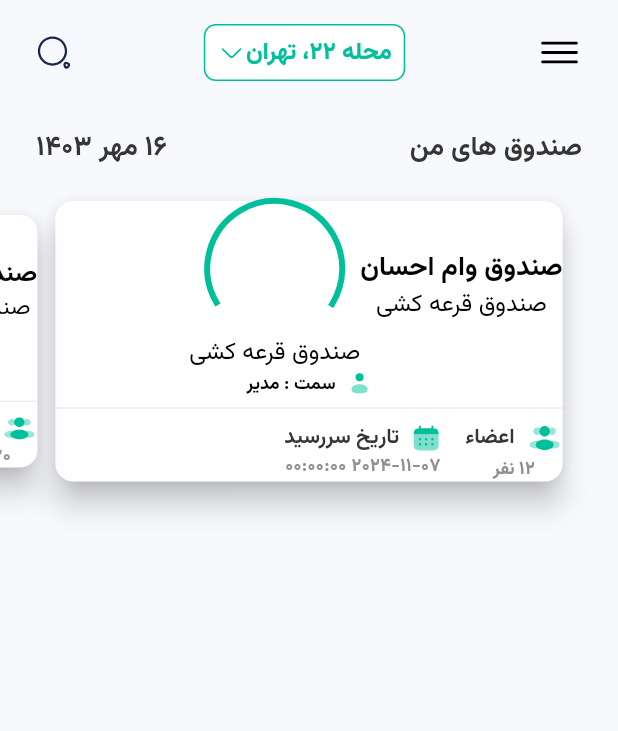
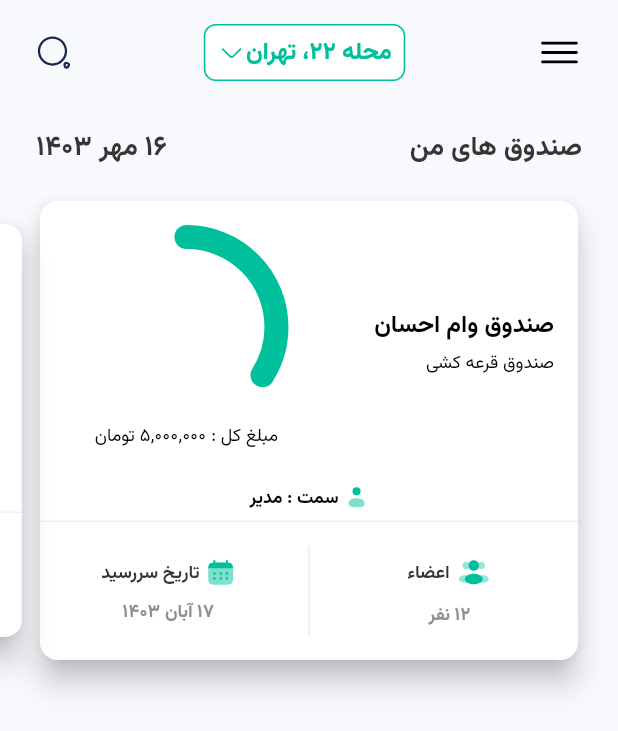
Before and after one commit to amir14a/new_horizon_challenge_app, a Flutter app: the screen it shows after launch, on a phone screen of 412 x 824 dp. Shown: the top 731 px of the screen. Run offline on Flutter 3.47's test engine with Material 3 defaults, Android fonts, the light colour scheme and no system bars; our stand-ins replace bloc, flutter_bloc, flutter_svg, shamsi_date, shimmer.

Commit message:
Fix loan box widget aligns and paddings and add progress percent to model

```diff
--- a/lib/data/models/loan_box_model.dart
+++ b/lib/data/models/loan_box_model.dart
@@ -1,3 +1,6 @@
+import 'package:intl/intl.dart' as intl;
+import 'package:shamsi_date/shamsi_date.dart';
+
 class LoanBox {
   int? id;
   String? title;
@@ -5,6 +8,7 @@ class LoanBox {
   int? totalAmount;
   String? position;
   int? membersCount;
+  int? progressPercent;
   String? billingDate;
 
   LoanBox({
@@ -14,6 +18,7 @@ class LoanBox {
     this.totalAmount,
     this.position,
     this.membersCount,
+    this.progressPercent,
     this.billingDate,
   });
 
@@ -24,6 +29,7 @@ class LoanBox {
     totalAmount = json['totalAmount'];
     position = json['position'];
     membersCount = json['membersCount'];
+    progressPercent = json['progressPercent'];
     billingDate = json['billingDate'];
   }
 
@@ -35,7 +41,24 @@ class LoanBox {
     map['totalAmount'] = totalAmount;
     map['position'] = position;
     map['membersCount'] = membersCount;
+    map['progressPercent'] = progressPercent;
     map['billingDate'] = billingDate;
     return map;
   }
 }
+
+extension LoanBoxModelX on LoanBox {
+  String get persianBillingDate {
+    try {
+      var dateTime = intl.DateFormat("yyyy-MM-dd' 'HH:mm:ss").parse(billingDate ?? '');
+      final f = Jalali.fromDateTime(dateTime).formatter;
+      return "${f.d} ${f.mN} ${f.yyyy}";
+    } catch (e) {
+      return 'خطا در تبدیل تاریخ';
+    }
+  }
+
+  String get formattedTotalAmount {
+    return '${intl.NumberFormat.decimalPattern().format(totalAmount)} تومان';
+  }
+}
--- a/lib/data/repositories/mock_data.dart
+++ b/lib/data/repositories/mock_data.dart
@@ -10,6 +10,7 @@ abstract class MockData {
       totalAmount: 5000000,
       position: 'مدیر',
       membersCount: 12,
+      progressPercent: 34,
       billingDate: '2024-11-07 00:00:00',
     ),
     LoanBox(
@@ -19,15 +20,17 @@ abstract class MockData {
       totalAmount: 20000000,
       position: 'شرکت کننده',
       membersCount: 20,
+      progressPercent: 56,
       billingDate: '2024-11-02 00:00:00',
     ),
     LoanBox(
       id: 3,
       title: 'صندوق وام شرکت',
-      secondTitle: 'صندوق قرعه کشی کارمندی',
+      secondTitle: 'صندوق کارمندی',
       totalAmount: 10000000,
       position: 'دستیار',
       membersCount: 7,
+      progressPercent: 80,
       billingDate: '2024-12-15 00:00:00',
     ),
   ];
--- a/lib/presentation/widgets/loan_box_list/view/loan_box_list_widget.dart
+++ b/lib/presentation/widgets/loan_box_list/view/loan_box_list_widget.dart
@@ -16,7 +16,7 @@ class LoanBoxListWidget extends StatelessWidget {
       create: (BuildContext context) => LoanBoxListCubit(),
       child: BlocBuilder<LoanBoxListCubit, LoanBoxListState>(
         builder: (BuildContext context, LoanBoxListState state) {
-          var pageController = PageController(viewportFraction: .85);
+          var pageController = PageController(viewportFraction: .9);
           Widget child = SizedBox();
           if (state is LoadingLoanBoxListState) {
             child = Shimmer.fromColors(
--- a/lib/presentation/widgets/loan_box_list/view/loan_box_widget.dart
+++ b/lib/presentation/widgets/loan_box_list/view/loan_box_widget.dart
@@ -23,94 +23,124 @@ class _LoanBoxWidgetState extends State<LoanBoxWidget> with SingleTickerProvider
         elevation: 8,
         child: Column(
           children: [
-            Row(
+            Padding(
+              padding: const EdgeInsets.symmetric(vertical: 24,horizontal: 16),
+              child: Row(
                 children: [
-                Column(
+                  Expanded(
+                    child: Column(
+                      mainAxisAlignment: MainAxisAlignment.start,
+                      crossAxisAlignment: CrossAxisAlignment.start,
                       children: [
                         Text(
                           widget.model.title ?? '',
-                      style: TextStyle(fontSize: 18, fontWeight: FontWeight.bold, color: Colors.black),
+                          style: TextStyle(fontSize: 16, fontWeight: FontWeight.bold, color: Colors.black),
                         ),
+                        const SizedBox(height: 4),
                         Text(
                           widget.model.secondTitle ?? '',
-                      style: TextStyle(fontSize: 16, color: Colors.black),
+                          style: TextStyle(fontSize: 12, color: Colors.black),
                         ),
                       ],
                     ),
-                Column(
+                  ),
+                  Expanded(
+                    child: Column(
                       children: [
                         SizedBox.square(
-                      dimension: 90,
+                          dimension: 120,
                           child: CircularProgressIndicator(
+                            value: (widget.model.progressPercent??0)/100,
                             color: appPrimaryColor,
+                            strokeWidth: 16,
+                            strokeCap: StrokeCap.round,
                           ),
                         ),
+                        const SizedBox(height: 4),
                         Text(
-                      widget.model.secondTitle ?? '',
-                      style: TextStyle(fontSize: 16, color: Colors.black),
+                          'مبلغ کل : ${widget.model.formattedTotalAmount}',
+                          style: TextStyle(fontSize: 12, color: Colors.black),
                         ),
                       ],
                     ),
+                  ),
                 ],
+              ),
             ),
             Row(
               mainAxisAlignment: MainAxisAlignment.center,
               crossAxisAlignment: CrossAxisAlignment.center,
               children: [
                 SvgPicture.asset(USER_ICON),
-                const SizedBox(width: 8),
+                const SizedBox(width: 4),
                 Text(
                   'سمت : ${widget.model.position}',
                   style: TextStyle(fontSize: 12, fontWeight: FontWeight.bold, color: Colors.black),
                 ),
               ],
             ),
-            Divider(color: dividerColor),
-            Row(
+            const SizedBox(height: 8),
+            Divider(color: dividerColor,height: 0,),
+            const SizedBox(height: 16),
+            SizedBox(
+              height: 60,
+              child: Row(
                 children: [
-                Column(
+                  Expanded(
+                    child: Column(
+                      mainAxisAlignment: MainAxisAlignment.center,
+                      crossAxisAlignment: CrossAxisAlignment.center,
                       children: [
                         Row(
                           mainAxisAlignment: MainAxisAlignment.center,
                           crossAxisAlignment: CrossAxisAlignment.center,
                           children: [
                             SvgPicture.asset(USERS_GROUP_ICON),
-                        const SizedBox(width: 8),
+                            const SizedBox(width: 4),
                             Text(
                               'اعضاء',
-                          style: TextStyle(fontSize: 14, fontWeight: FontWeight.bold, color: normalTextColor),
+                              style: TextStyle(fontSize: 12, fontWeight: FontWeight.bold, color: normalTextColor),
                             ),
                           ],
                         ),
+                        const SizedBox(height: 8),
                         Text(
                           '${widget.model.membersCount} نفر',
                           style: TextStyle(fontSize: 12, fontWeight: FontWeight.bold, color: smallTextColor),
                         ),
                       ],
                     ),
+                  ),
                   VerticalDivider(color: dividerColor),
-                Column(
+                  Expanded(
+                    child: Column(
+                      mainAxisAlignment: MainAxisAlignment.center,
+                      crossAxisAlignment: CrossAxisAlignment.center,
                       children: [
                         Row(
                           mainAxisAlignment: MainAxisAlignment.center,
                           crossAxisAlignment: CrossAxisAlignment.center,
                           children: [
                             SvgPicture.asset(CALENDER_ICON),
-                        const SizedBox(width: 8),
+                            const SizedBox(width: 4),
                             Text(
                               'تاریخ سررسید',
-                          style: TextStyle(fontSize: 14, fontWeight: FontWeight.bold, color: normalTextColor),
+                              style: TextStyle(fontSize: 12, fontWeight: FontWeight.bold, color: normalTextColor),
                             ),
                           ],
                         ),
+                        const SizedBox(height: 8),
                         Text(
-                      '${widget.model.billingDate}',
+                          widget.model.persianBillingDate,
                           style: TextStyle(fontSize: 12, fontWeight: FontWeight.bold, color: smallTextColor),
                         ),
                       ],
+                    ),
                   )
                 ],
-            )
+              ),
+            ),
+            const SizedBox(height: 16),
           ],
         ),
       ),
--- a/pubspec.yaml
+++ b/pubspec.yaml
@@ -15,6 +15,8 @@ dependencies:
   flutter_bloc: ^8.1.6
   flutter_svg: ^2.0.10+1
   shimmer: ^3.0.0
+  intl: ^0.19.0
+  shamsi_date: ^1.0.4
 
 dev_dependencies:
   flutter_test:
```
Also changed, not shown: pubspec.lock. Lines whose indentation alone changed are shown as unchanged.
